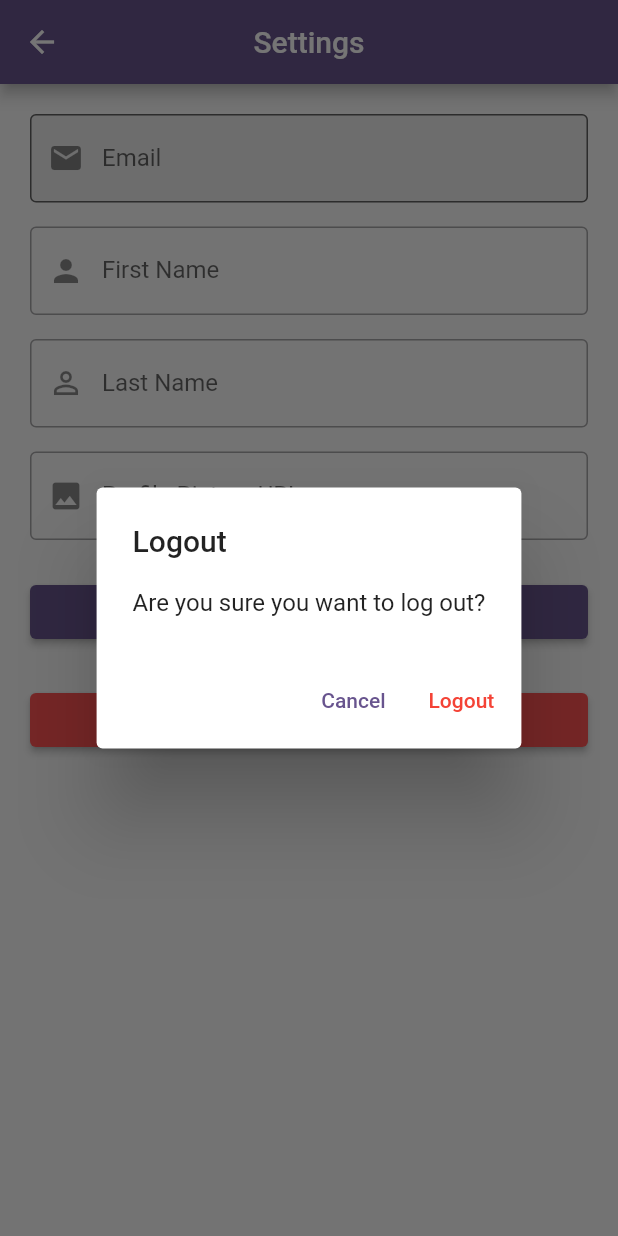
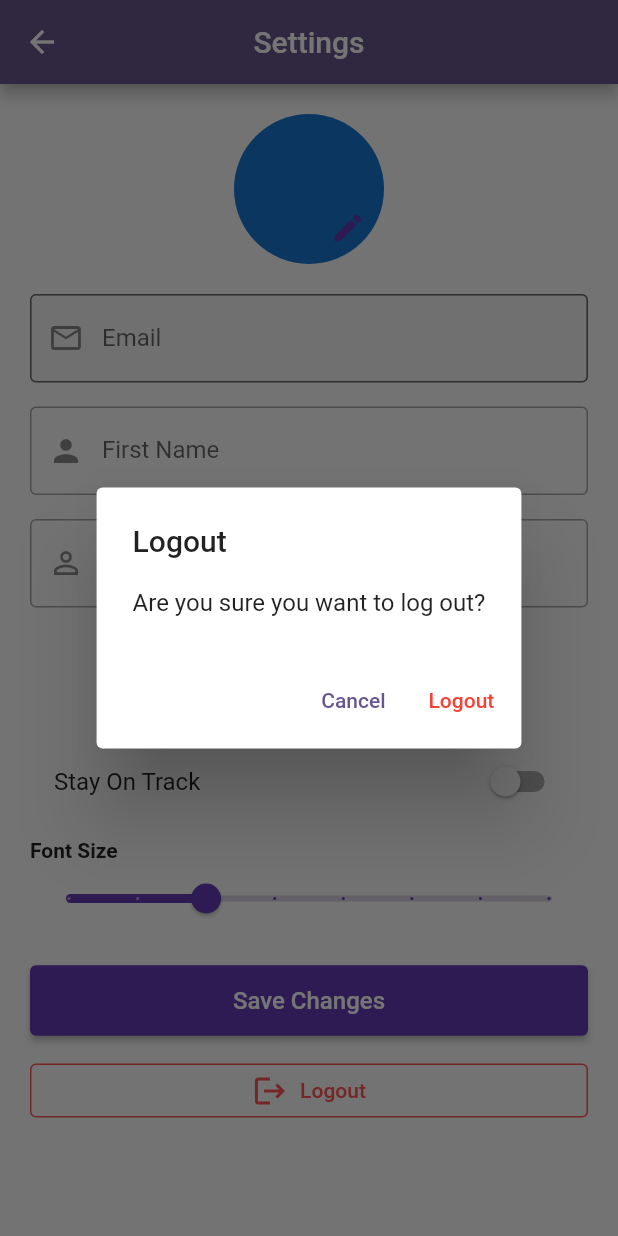
Before and after one commit to KrazeeCoder/fbla-mobile-app-2425-learning, a Flutter app: the SettingsPage screen opened directly, after a tap on "Logout", on a phone screen of 412 x 824 dp. Run offline on Flutter 3.47's test engine with Material 3 defaults, Android fonts, the phone set to English and light mode, and no system bars; our stand-ins replace cloud_firestore, dash_chat_2, firebase_auth, firebase_core, firebase_remote_config, flutter_svg and 2 more; missing offline and left inert: encrypt, flutter_web_auth, pointycastle; accounts and stored records are empty; network calls fail; project files that could hold a hidden picture were left out.

Commit message:
Load linkedin profile pic

```diff
--- a/lib/auth_utility.dart
+++ b/lib/auth_utility.dart
@@ -162,7 +162,7 @@ class AuthService {
 
       // 🔐 Step 1: Set encryption key for this LinkedIn user
       await setLoginUserKeys(user);
-
+      print('profile pic from LinkedIn: $profilePic');
       // 🔒 Step 2: Encrypt user info (email, firstName, lastName)
       final encryptedUserInfo = await encryptUserInfoWithIV(
         user.uid,
--- a/lib/pages/settings.dart
+++ b/lib/pages/settings.dart
@@ -20,9 +20,15 @@ class _SettingsPageState extends State<SettingsPage> {
   final TextEditingController _emailController = TextEditingController();
   final TextEditingController _firstNameController = TextEditingController();
   final TextEditingController _lastNameController = TextEditingController();
-  final TextEditingController _profilePicController = TextEditingController();
+  final TextEditingController _profilePicUrlController =
+      TextEditingController();
 
   bool isLoading = false;
+  bool stayOnTrack = false;
+  double fontSize = 14;
+  int currentXP = 0;
+  int currentLevel = 0;
+  String profilePicUrl = '';
 
   @override
   void initState() {
@@ -34,15 +40,25 @@ class _SettingsPageState extends State<SettingsPage> {
     final user = _auth.currentUser;
     if (user == null) return;
 
-    final decryptedData = await decryptUserDetails(user.uid);
-    print("🔐 Decrypted Data: $decryptedData");
+    final doc = await _firestore.collection('users').doc(user.uid).get();
+    final settings = doc['settings'] ?? {};
 
-    if (decryptedData != null) {
+    setState(() {
+      currentLevel = doc['currentLevel'] ?? 0;
+      currentXP = doc['currentXP'] ?? 0;
+      stayOnTrack = settings['stayOnTrack'] ?? false;
+      fontSize = (settings['fontSize'] ?? 14).toDouble();
+    });
+
+    final decrypted = await decryptUserDetails(user.uid);
+    if (decrypted != null) {
       setState(() {
-        _emailController.text = decryptedData['email'] ?? '';
-        _firstNameController.text = decryptedData['firstname'] ?? '';
-        _lastNameController.text = decryptedData['lastname'] ?? '';
-        _profilePicController.text = decryptedData['profilePic'] ?? '';
+        _emailController.text = decrypted['email'] ?? '';
+        _firstNameController.text = decrypted['firstname'] ?? '';
+        _lastNameController.text = decrypted['lastname'] ?? '';
+        profilePicUrl = decrypted['profilePic'] ?? '';
+        print("Profile Pic URL: $profilePicUrl");
+        _profilePicUrlController.text = profilePicUrl;
       });
     }
   }
@@ -56,23 +72,54 @@ class _SettingsPageState extends State<SettingsPage> {
     try {
       await _authService.updateUserProfile(
         uid: user.uid,
-        email: _emailController.text.trim(), // 🔐 pass email for encryption
+        email: _emailController.text.trim(),
         firstName: _firstNameController.text.trim(),
         lastName: _lastNameController.text.trim(),
-        profilePic: _profilePicController.text.trim(),
+        profilePic: _profilePicUrlController.text.trim(),
       );
+
+      await _firestore.collection('users').doc(user.uid).update({
+        'settings.stayOnTrack': stayOnTrack,
+        'settings.fontSize': fontSize,
+      });
 
       ScaffoldMessenger.of(context).showSnackBar(
         const SnackBar(content: Text('✅ Profile updated')),
       );
     } catch (e) {
-      print("❌ Failed to update profile: $e");
+      print("❌ Update error: $e");
       ScaffoldMessenger.of(context).showSnackBar(
         SnackBar(content: Text('❌ Error updating profile: $e')),
       );
     } finally {
       setState(() => isLoading = false);
     }
+  }
+
+  void _editProfilePicture() {
+    showDialog(
+      context: context,
+      builder: (_) => AlertDialog(
+        title: const Text("Update Profile Picture URL"),
+        content: TextField(
+          controller: _profilePicUrlController,
+          decoration: const InputDecoration(
+            labelText: "Profile Picture URL",
+          ),
+        ),
+        actions: [
+          TextButton(
+            onPressed: () {
+              setState(() {
+                profilePicUrl = _profilePicUrlController.text.trim();
+              });
+              Navigator.pop(context);
+            },
+            child: const Text("Save"),
+          ),
+        ],
+      ),
+    );
   }
 
   void _showLogoutDialog() {
@@ -109,41 +156,61 @@ class _SettingsPageState extends State<SettingsPage> {
     _emailController.dispose();
     _firstNameController.dispose();
     _lastNameController.dispose();
-    _profilePicController.dispose();
+    _profilePicUrlController.dispose();
     super.dispose();
   }
 
   @override
   Widget build(BuildContext context) {
     return Scaffold(
-      appBar: AppBar(
-        title: const Text("Settings"),
-        centerTitle: true,
-      ),
+      appBar: AppBar(title: const Text("Settings"), centerTitle: true),
       body: isLoading
           ? const Center(child: CircularProgressIndicator())
           : SingleChildScrollView(
               padding: const EdgeInsets.all(20),
               child: Column(
                 children: [
+                  // Profile Picture
+                  Stack(
+                    alignment: Alignment.bottomRight,
+                    children: [
+                      CircleAvatar(
+                        radius: 50,
+                        backgroundImage: profilePicUrl.isNotEmpty
+                            ? NetworkImage(profilePicUrl)
+                            : const AssetImage('assets/default_avatar.png')
+                                as ImageProvider,
+                      ),
+                      IconButton(
+                        icon: const Icon(Icons.edit, color: Colors.deepPurple),
+                        onPressed: _editProfilePicture,
+                      )
+                    ],
+                  ),
+                  const SizedBox(height: 20),
+
+                  // Email (read-only)
                   TextFormField(
                     controller: _emailController,
                     readOnly: true,
                     decoration: InputDecoration(
                       labelText: 'Email',
-                      border: const OutlineInputBorder(),
-                      fillColor: Colors.grey.shade200,
+                      border: OutlineInputBorder(),
+                      fillColor: Colors.grey.shade100,
                       filled: true,
-                      prefixIcon: const Icon(Icons.email),
+                      prefixIcon: const Icon(Icons.email_outlined),
                     ),
+                    style: TextStyle(color: Colors.grey.shade700),
                   ),
                   const SizedBox(height: 16),
+
+                  // Name Fields
                   TextField(
                     controller: _firstNameController,
                     decoration: const InputDecoration(
                       labelText: 'First Name',
+                      prefixIcon: Icon(Icons.person),
                       border: OutlineInputBorder(),
-                      prefixIcon: Icon(Icons.person),
                     ),
                   ),
                   const SizedBox(height: 16),
@@ -151,40 +218,86 @@ class _SettingsPageState extends State<SettingsPage> {
                     controller: _lastNameController,
                     decoration: const InputDecoration(
                       labelText: 'Last Name',
+                      prefixIcon: Icon(Icons.person_outline),
                       border: OutlineInputBorder(),
-                      prefixIcon: Icon(Icons.person_outline),
                     ),
                   ),
-                  const SizedBox(height: 16),
-                  TextField(
-                    controller: _profilePicController,
-                    decoration: const InputDecoration(
-                      labelText: 'Profile Picture URL',
-                      border: OutlineInputBorder(),
-                      prefixIcon: Icon(Icons.image),
-                    ),
+                  const SizedBox(height: 20),
+
+                  // XP & Level (Read-Only Display)
+                  Row(
+                    mainAxisAlignment: MainAxisAlignment.spaceEvenly,
+                    children: [
+                      Chip(
+                        label: Text("Level: $currentLevel"),
+                        avatar: const Icon(Icons.star, color: Colors.amber),
+                      ),
+                      Chip(
+                        label: Text("XP: $currentXP"),
+                        avatar:
+                            const Icon(Icons.flash_on, color: Colors.orange),
+                      ),
+                    ],
                   ),
-                  const SizedBox(height: 24),
+                  const SizedBox(height: 20),
+
+                  // Stay On Track Toggle
+                  SwitchListTile(
+                    title: const Text("Stay On Track"),
+                    value: stayOnTrack,
+                    onChanged: (val) => setState(() => stayOnTrack = val),
+                    activeColor: Colors.deepPurple,
+                  ),
+                  const SizedBox(height: 10),
+
+                  // Font Size Slider
+                  Column(
+                    crossAxisAlignment: CrossAxisAlignment.start,
+                    children: [
+                      const Text("Font Size",
+                          style: TextStyle(fontWeight: FontWeight.bold)),
+                      Slider(
+                        min: 10,
+                        max: 24,
+                        divisions: 7,
+                        label: fontSize.toStringAsFixed(0),
+                        value: fontSize,
+                        onChanged: (val) => setState(() => fontSize = val),
+                        activeColor: Colors.deepPurple,
+                      ),
+                    ],
+                  ),
+                  const SizedBox(height: 20),
+
+                  // Save Button
                   SizedBox(
                     width: double.infinity,
                     child: ElevatedButton(
                       onPressed: _saveChanges,
-                      child: const Text("Save Changes"),
+                      style: ElevatedButton.styleFrom(
+                        backgroundColor: Colors.deepPurple,
+                        foregroundColor: Colors.white,
+                        padding: const EdgeInsets.symmetric(vertical: 14),
+                      ),
+                      child: const Text("Save Changes",
+                          style: TextStyle(fontSize: 16)),
                     ),
                   ),
-                  const SizedBox(height: 24),
+                  const SizedBox(height: 12),
+
+                  // Logout
                   SizedBox(
                     width: double.infinity,
-                    child: ElevatedButton.icon(
+                    child: OutlinedButton.icon(
                       onPressed: _showLogoutDialog,
                       icon: const Icon(Icons.logout),
                       label: const Text("Logout"),
-                      style: ElevatedButton.styleFrom(
-                        backgroundColor: Colors.redAccent,
-                        foregroundColor: Colors.white,
+                      style: OutlinedButton.styleFrom(
+                        foregroundColor: Colors.redAccent,
+                        side: const BorderSide(color: Colors.redAccent),
                       ),
                     ),
-                  ),
+                  )
                 ],
               ),
             ),
--- a/lib/pages/signin_screen.dart
+++ b/lib/pages/signin_screen.dart
@@ -150,7 +150,7 @@ class _SignInScreenState extends State<SignInScreen> {
           email: email ?? '',
           firstName: displayName?.split(" ").first ?? "Unknown",
           lastName: displayName?.split(" ").skip(1).join(" ") ?? "Unknown",
-          profilePic: photoUrl,
+          profilePic: user?.photoURL,
         );
       } else {
         print("🔵 Existing LinkedIn user detected, skipping Firestore update.");
--- a/lib/security.dart
+++ b/lib/security.dart
@@ -122,6 +122,7 @@ Future<Map<String, String>> encryptUserInfoWithIV(
 
   print("Encrypting user data for $userId");
   print("encryption key: ${base64Encode(key)}");
+  print("profilepic tpo encyrpt: $profilepic");
 
   encryptedData['email'] =
       base64Encode(aesGcmEncrypt(utf8.encode(email), key, iv));
@@ -188,6 +189,7 @@ Future<Map<String, String>?> decryptUserDetails(String userId) async {
       final profilePicEncrypted = userData['settings']?['profilePic'];
       decryptedDetails['profilePic'] =
           safeDecrypt(profilePicEncrypted, key, iv);
+      print("Decrypted data: $decryptedDetails['profilePic'] ");
     }
 
     return decryptedDetails;
```
